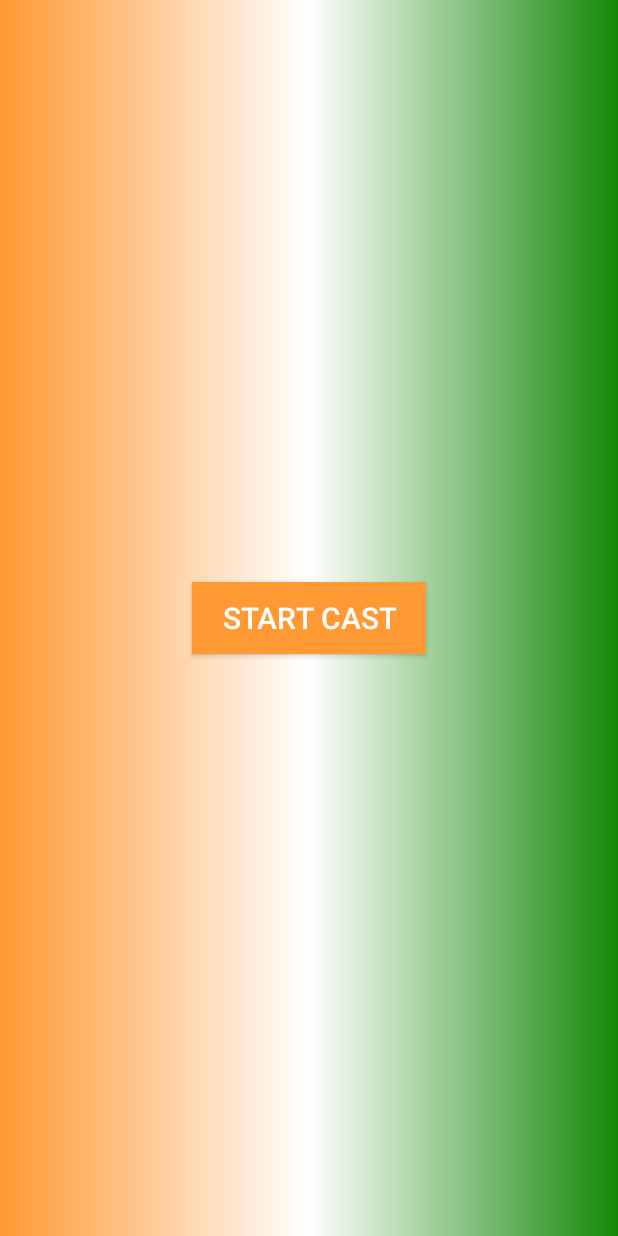
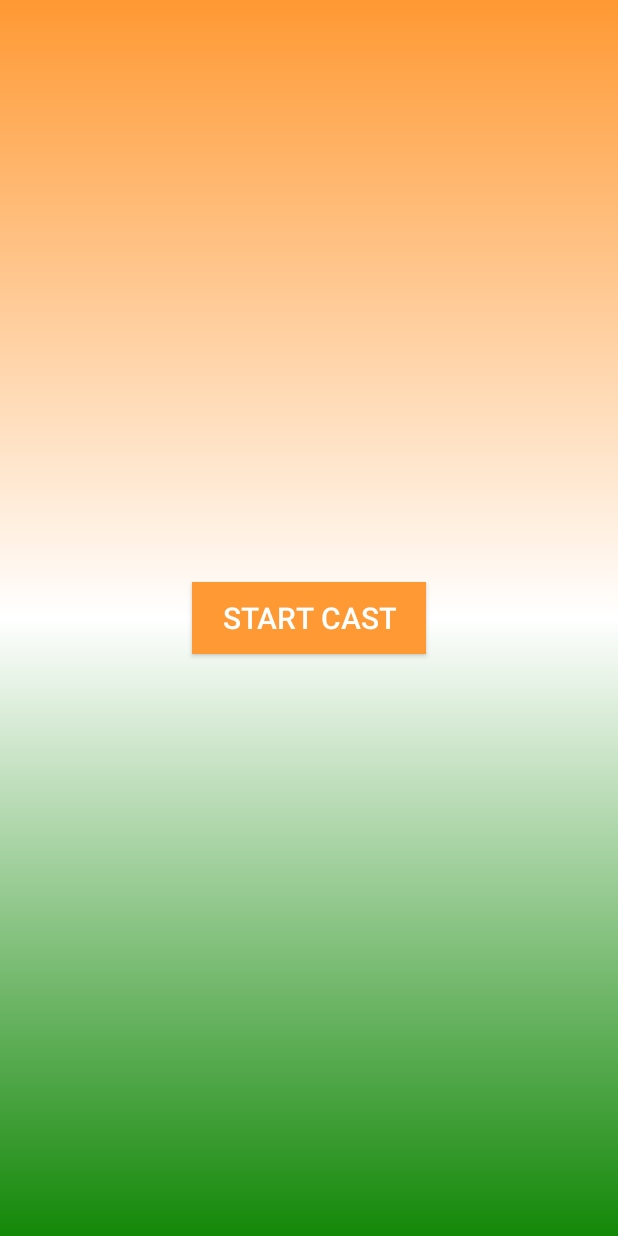
Before and after one commit to HamimKiGit/Screen_Mirroring, an Android app: the screen it shows after launch (MainActivity), on a phone screen of 412 x 824 dp. Run offline under Robolectric (Android 15) with nearby library versions, the phone set to English and light mode, and no system bars; 1 statement that could not run was skipped.

Commit message:
indian color

```diff
--- a/app/src/main/res/drawable/bg.xml
+++ b/app/src/main/res/drawable/bg.xml
@@ -3,5 +3,6 @@
     <gradient
         android:centerColor="#ffffff"
         android:endColor="@color/colorPrimary"
-        android:startColor="@color/colorPrimaryDark" />
+        android:startColor="@color/colorPrimaryDark"
+        android:angle="-45"/>
 </shape>
```
